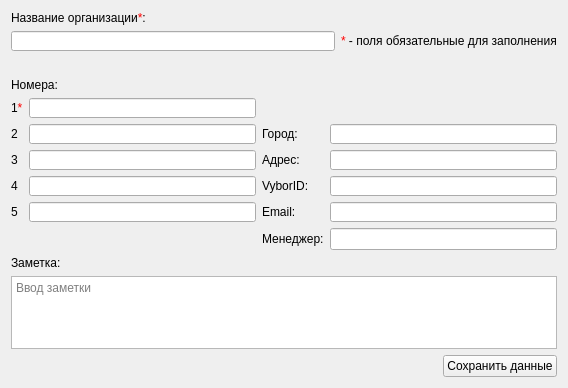
First picture: the form in src/AddOrgContactDialog.ui, repository okostynchuk/Outcall, before the edit.
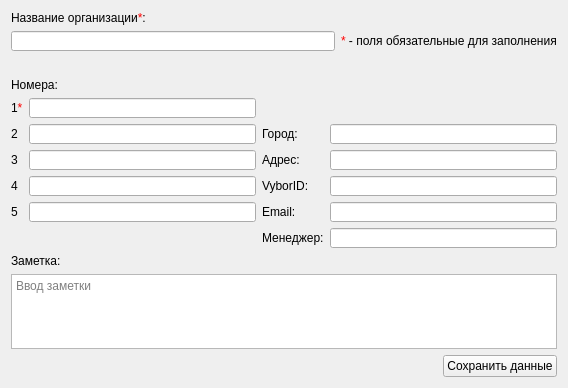
Second picture: the form after the edit. Icons and pictures are not drawn.

Commit message: Internal contacts list fixed + some GUI fixes + translations UPD

The edit to the form file:
```diff
--- a/src/AddOrgContactDialog.ui
+++ b/src/AddOrgContactDialog.ui
@@ -128,7 +128,14 @@
    <item row="1" column="0">
     <layout class="QGridLayout" name="gridLayout">
      <item row="6" column="3">
-      <widget class="QLineEdit" name="employee"/>
+      <widget class="QLineEdit" name="employee">
+       <property name="minimumSize">
+        <size>
+         <width>0</width>
+         <height>20</height>
+        </size>
+       </property>
+      </widget>
      </item>
      <item row="2" column="2">
       <widget class="QLabel" name="label_9">
```
The commit also changes 19 other files.
